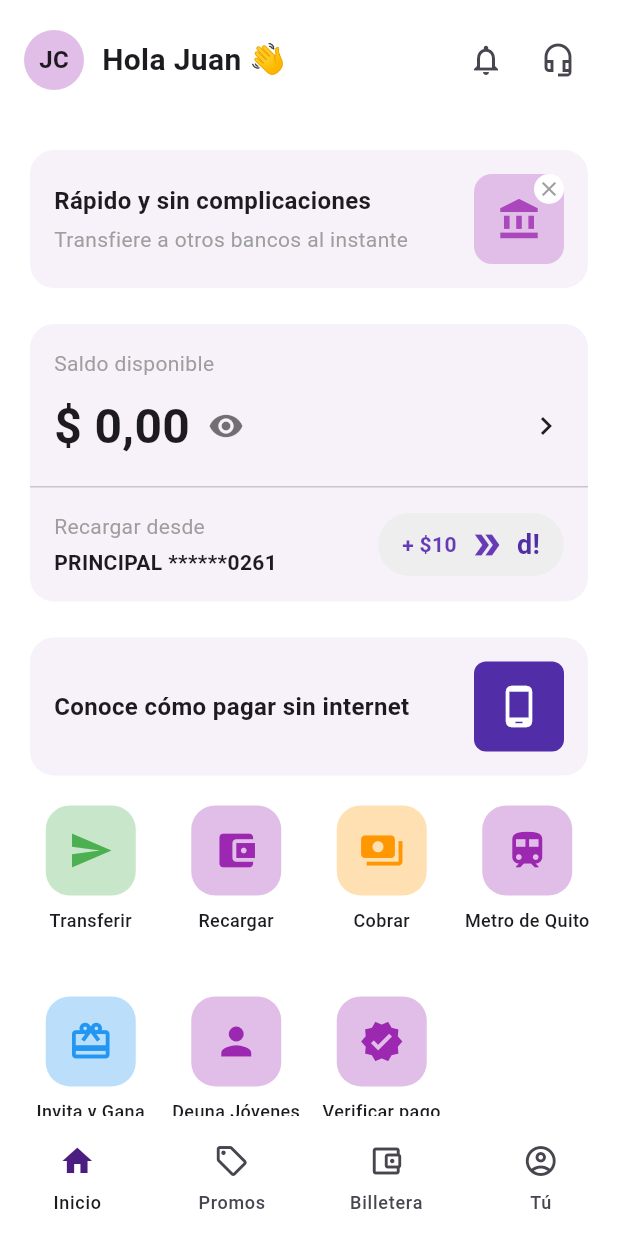
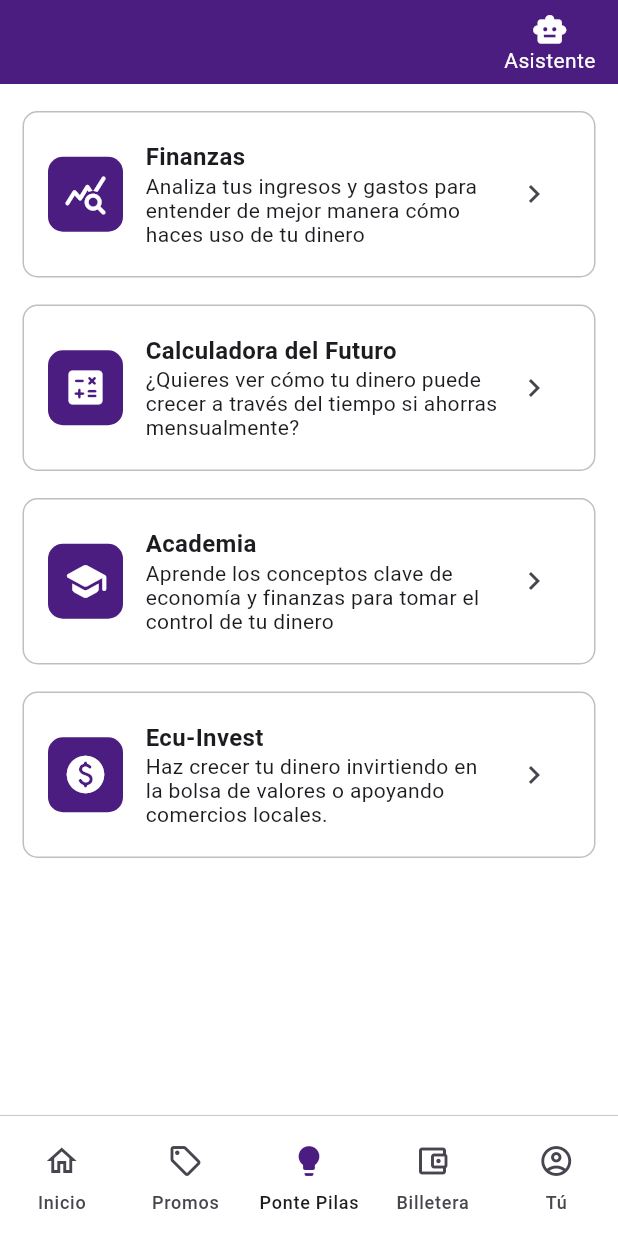
Before and after one commit to DanielAlexander27/hackathon-v2-deuna, a Flutter app: the screen it shows after launch, on a phone screen of 412 x 824 dp. Run offline on Flutter 3.47's test engine with Material 3 defaults, Android fonts, the phone set to English and light mode, and no system bars; our stand-ins replace flutter_riverpod, go_router, riverpod_annotation; generated files the repository leaves out were written again.

Commit message:
PontePilasView added.

```diff
--- a/lib/router/app_router/app_router.dart
+++ b/lib/router/app_router/app_router.dart
@@ -16,14 +16,14 @@ GoRouter appRouter(Ref ref) {
 
   return GoRouter(
     navigatorKey: rootNavigatorKey,
-    initialLocation: PrincipalDestinations.banking.path,
+    initialLocation: Destinations.pontePilas.path,
     routes: [
       ShellRoute(
         navigatorKey: shellNavigatorKey,
         builder: (context, state, child) => HomeScreen(child: child),
         routes: [
           GoRoute(
-            path: PrincipalDestinations.banking.path,
+            path: Destinations.banking.path,
             pageBuilder:
                 (context, state) => CustomTransitionPage(
                   child: const BankingView(),
@@ -31,7 +31,7 @@ GoRouter appRouter(Ref ref) {
                 ),
           ),
           GoRoute(
-            path: PrincipalDestinations.promotions.path,
+            path: Destinations.promotions.path,
             pageBuilder:
                 (context, state) => CustomTransitionPage(
                   child: const PromotionsView(),
@@ -39,7 +39,29 @@ GoRouter appRouter(Ref ref) {
                 ),
           ),
           GoRoute(
-            path: PrincipalDestinations.wallet.path,
+            path: Destinations.pontePilas.path,
+            pageBuilder:
+                (context, state) => CustomTransitionPage(
+                  child: const PontePilasView(),
+                  transitionsBuilder: (context, _, __, child) => child,
+                ),
+            routes: [
+              GoRoute(
+                path: Destinations.chatbot.path,
+                name: Destinations.chatbot.path,
+                parentNavigatorKey: rootNavigatorKey,
+                builder: (context, state) => ChatbotScreen(),
+              ),
+              GoRoute(
+                path: Destinations.futureCalculator.path,
+                name: Destinations.futureCalculator.path,
+                parentNavigatorKey: rootNavigatorKey,
+                builder: (context, state) => FutureCalculatorScreen(),
+              ),
+            ],
+          ),
+          GoRoute(
+            path: Destinations.wallet.path,
             pageBuilder:
                 (context, state) => CustomTransitionPage(
                   child: const WalletView(),
@@ -47,7 +69,7 @@ GoRouter appRouter(Ref ref) {
                 ),
           ),
           GoRoute(
-            path: PrincipalDestinations.profile.path,
+            path: Destinations.profile.path,
             pageBuilder:
                 (context, state) => CustomTransitionPage(
                   child: const ProfileView(),
--- a/lib/router/destinations/bottom_nav_bar_destinations.dart
+++ b/lib/router/destinations/bottom_nav_bar_destinations.dart
@@ -5,25 +5,31 @@ import 'destinations.dart';
 
 enum BottomNavBarDestination {
   banking(
-    destination: PrincipalDestinations.banking,
+    destination: Destinations.banking,
     icon: Icons.home_outlined,
     selectedIcon: Icons.home,
     name: 'Inicio',
   ),
   promotions(
-    destination: PrincipalDestinations.promotions,
+    destination: Destinations.promotions,
     icon: Icons.local_offer_outlined,
     selectedIcon: Icons.local_offer,
     name: 'Promos',
   ),
+  pontePilas(
+    destination: Destinations.pontePilas,
+    icon: Icons.lightbulb_outline,
+    selectedIcon: Icons.lightbulb,
+    name: 'Ponte Pilas',
+  ),
   wallet(
-    destination: PrincipalDestinations.wallet,
+    destination: Destinations.wallet,
     icon: Icons.account_balance_wallet_outlined,
     selectedIcon: Icons.account_balance_wallet,
     name: 'Billetera',
   ),
   profile(
-    destination: PrincipalDestinations.profile,
+    destination: Destinations.profile,
     icon: Icons.account_circle_outlined,
     selectedIcon: Icons.account_circle,
     name: 'Tú',
--- a/lib/router/destinations/destinations.dart
+++ b/lib/router/destinations/destinations.dart
@@ -1,9 +1,16 @@
 import 'route.dart';
 
-class PrincipalDestinations {
+class Destinations {
   // views in the home screen
   static const banking = DestinationRoute(path: '/banking');
   static const promotions = DestinationRoute(path: '/promotions');
+  static const pontePilas = DestinationRoute(path: '/ponte-pilas');
   static const wallet = DestinationRoute(path: '/wallet');
   static const profile = DestinationRoute(path: '/profile');
+
+  static const chatbot = DestinationRoute(path: 'chatbot');
+  static const financeAnalysis = DestinationRoute(path: 'finance-analysis');
+  static const futureCalculator = DestinationRoute(path: 'future-calculator');
+  static const academy = DestinationRoute(path: 'academy');
+  static const ecuInvest = DestinationRoute(path: 'ecu-invest');
 }
--- /dev/null
+++ b/lib/ui/screens/chatbot/chatbot_screen.dart
@@ -0,0 +1,13 @@
+import 'package:flutter/material.dart';
+
+class ChatbotScreen extends StatelessWidget {
+  const ChatbotScreen({super.key});
+
+  @override
+  Widget build(BuildContext context) {
+    return Scaffold(
+      appBar: AppBar(),
+      body: Column(),
+    );
+  }
+}
--- /dev/null
+++ b/lib/ui/screens/future_calculator/future_calculator_screen.dart
@@ -0,0 +1,38 @@
+import 'package:flutter/material.dart';
+import 'package:hackathon_v2_deuna/ui/styles/app_colors.dart';
+
+class FutureCalculatorScreen extends StatelessWidget {
+  const FutureCalculatorScreen({super.key});
+
+  @override
+  Widget build(BuildContext context) {
+    return Scaffold(
+      backgroundColor: Colors.white,
+      appBar: AppBar(
+        backgroundColor: AppColors.purple,
+        foregroundColor: Colors.white,
+        title: Text(
+          'Calculadora del Futuro',
+          style: TextStyle(fontWeight: FontWeight.bold, fontSize: 20),
+        ),
+      ),
+      body: Column(
+        children: [
+          Text(
+            'Balance Inicial',
+            style: TextStyle(fontWeight: FontWeight.bold),
+          ),
+          // Container(child: Row(children: [
+          //     Container(child: Text('$'),)
+          //   ],)),
+          TextField(
+            decoration: InputDecoration(
+              icon: Container(),
+              border: OutlineInputBorder(),
+            ),
+          ),
+        ],
+      ),
+    );
+  }
+}
--- a/lib/ui/screens/home/home_screen.dart
+++ b/lib/ui/screens/home/home_screen.dart
@@ -1,5 +1,6 @@
 import 'package:flutter/material.dart';
 import 'package:go_router/go_router.dart';
+import 'package:hackathon_v2_deuna/router/destinations/destinations.dart';
 import 'package:hackathon_v2_deuna/ui/styles/app_colors.dart';
 
 import '../../../router/destinations/bottom_nav_bar_destinations.dart';
@@ -14,16 +15,34 @@ class HomeScreen extends StatefulWidget {
 }
 
 class _HomeScreenState extends State<HomeScreen> {
-  int selectedIndex = 0;
+  int selectedIndex = 2;
 
   @override
   Widget build(BuildContext context) {
     return Scaffold(
-      backgroundColor: Colors.white,
-      body: widget.child,
+      appBar:
+          _displayAppBar
+              ? AppBar(
+                backgroundColor: AppColors.purple,
+                actions: [AssistantIcon(), SizedBox(width: 10)],
+              )
+              : null,
+      backgroundColor: Colors.white, // Color.fromRGBO(250, 250, 250, 1),
+      body: Container(
+        decoration: BoxDecoration(
+          border: Border(
+            bottom: BorderSide(
+              color: Colors.black.withValues(alpha: 0.2),
+              width: 0.75,
+            ),
+          ),
+        ),
+        child: widget.child,
+      ),
       bottomNavigationBar: NavigationBar(
+        elevation: 10,
         indicatorColor: Colors.transparent,
-        backgroundColor: Colors.transparent,
+        backgroundColor: Colors.white,
         selectedIndex: selectedIndex,
         onDestinationSelected: (value) {
           selectedIndex = value;
@@ -46,4 +65,36 @@ class _HomeScreenState extends State<HomeScreen> {
       ),
     );
   }
+
+  bool get _displayAppBar {
+    final currentBottomNavBarDestination =
+        BottomNavBarDestination.values[selectedIndex];
+
+    return currentBottomNavBarDestination == BottomNavBarDestination.pontePilas;
+  }
 }
+
+class AssistantIcon extends StatelessWidget {
+  const AssistantIcon({super.key});
+
+  @override
+  Widget build(BuildContext context) {
+    return InkWell(
+      splashColor: Colors.white.withValues(alpha: 0.1),
+      borderRadius: BorderRadius.circular(100),
+      onTap: () {
+        context.goNamed(Destinations.chatbot.path);
+      },
+      child: Padding(
+        padding: const EdgeInsets.all(5.0),
+        child: Column(
+          mainAxisSize: MainAxisSize.min,
+          children: [
+            Icon(Icons.smart_toy, color: Colors.white),
+            Text('Asistente', style: TextStyle(color: Colors.white, height: 0)),
+          ],
+        ),
+      ),
+    );
+  }
+}
--- a/lib/ui/screens/screens.dart
+++ b/lib/ui/screens/screens.dart
@@ -1 +1,3 @@
 export './home/home_screen.dart';
+export './chatbot/chatbot_screen.dart';
+export './future_calculator/future_calculator_screen.dart';
--- a/lib/ui/styles/app_colors.dart
+++ b/lib/ui/styles/app_colors.dart
@@ -2,4 +2,5 @@ import 'dart:ui';
 
 class AppColors {
   static const purple = Color.fromRGBO(76, 29, 128, 1);
+  static const green = Color.fromRGBO(42, 197, 153, 1);
 }
--- /dev/null
+++ b/lib/ui/views/ponte_pilas/ponte_pilas_view.dart
@@ -0,0 +1,51 @@
+import 'package:flutter/material.dart';
+import 'package:hackathon_v2_deuna/ui/views/ponte_pilas/widgets/ponte_pilas_feature_item.dart';
+
+import '../../../router/destinations/destinations.dart';
+
+class PontePilasView extends StatelessWidget {
+  const PontePilasView({super.key});
+
+  @override
+  Widget build(BuildContext context) {
+    return ListView.builder(
+      itemCount: pontePilasFeatures.length,
+      itemBuilder: (context, index) {
+        final feature = pontePilasFeatures[index];
+
+        return PontePilasFeatureItem(feature: feature);
+      },
+    );
+  }
+}
+
+const pontePilasFeatures = [
+  PontePilasFeature(
+    title: 'Finanzas',
+    description:
+        'Analiza tus ingresos y gastos para entender de mejor manera cómo haces uso de tu dinero',
+    icon: Icons.query_stats_rounded,
+    destination: Destinations.futureCalculator,
+  ),
+  PontePilasFeature(
+    title: 'Calculadora del Futuro',
+    description:
+        '¿Quieres ver cómo tu dinero puede crecer a través del tiempo si ahorras mensualmente?',
+    icon: Icons.calculate_rounded,
+    destination: Destinations.futureCalculator,
+  ),
+  PontePilasFeature(
+    title: 'Academia',
+    description:
+        'Aprende los conceptos clave de economía y finanzas para tomar el control de tu dinero',
+    icon: Icons.school_rounded,
+    destination: Destinations.academy,
+  ),
+  PontePilasFeature(
+    title: 'Ecu-Invest',
+    description:
+        'Haz crecer tu dinero invirtiendo en la bolsa de valores o apoyando comercios locales.',
+    icon: Icons.paid_rounded,
+    destination: Destinations.ecuInvest
+  ),
+];
--- /dev/null
+++ b/lib/ui/views/ponte_pilas/widgets/ponte_pilas_feature_item.dart
@@ -0,0 +1,83 @@
+import 'package:flutter/material.dart';
+import 'package:go_router/go_router.dart';
+import 'package:hackathon_v2_deuna/ui/styles/app_colors.dart';
+
+import '../../../../router/destinations/route.dart';
+
+class PontePilasFeatureItem extends StatelessWidget {
+  final PontePilasFeature feature;
+
+  const PontePilasFeatureItem({super.key, required this.feature});
+
+  @override
+  Widget build(BuildContext context) {
+    return Container(
+      margin: EdgeInsets.only(left: 15, right: 15, top: 18),
+      child: InkWell(
+        borderRadius: BorderRadius.circular(10),
+        onTap: () => context.goNamed(feature.destination.path),
+        child: Ink(
+          decoration: BoxDecoration(
+            border: Border.all(color: Colors.black.withValues(alpha: 0.25)),
+            borderRadius: BorderRadius.circular(10),
+          ),
+          child: Padding(
+            padding: const EdgeInsets.symmetric(vertical: 20.0, horizontal: 16),
+            child: Row(
+              children: [
+                Container(
+                  width: 50,
+                  height: 50,
+                  decoration: BoxDecoration(
+                    color: AppColors.purple,
+                    borderRadius: BorderRadius.circular(10),
+                  ),
+                  child: Icon(feature.icon, color: Colors.white, size: 30),
+                ),
+                SizedBox(width: 15),
+                Expanded(
+                  child: Column(
+                    crossAxisAlignment: CrossAxisAlignment.start,
+                    children: [
+                      Text(
+                        feature.title,
+                        style: TextStyle(
+                          fontWeight: FontWeight.bold,
+                          fontSize: 16,
+                          height: 0,
+                        ),
+                      ),
+                      SizedBox(height: 2),
+                      Text(
+                        feature.description,
+                        maxLines: 3,
+                        overflow: TextOverflow.ellipsis,
+                        style: TextStyle(height: 0),
+                      ),
+                    ],
+                  ),
+                ),
+                // SizedBox(width: 10),
+                IconButton(onPressed: () {}, icon: Icon(Icons.chevron_right)),
+              ],
+            ),
+          ),
+        ),
+      ),
+    );
+  }
+}
+
+class PontePilasFeature {
+  final String title;
+  final String description;
+  final IconData icon;
+  final DestinationRoute destination;
+
+  const PontePilasFeature({
+    required this.title,
+    required this.description,
+    required this.icon,
+    required this.destination,
+  });
+}
--- a/lib/ui/views/views.dart
+++ b/lib/ui/views/views.dart
@@ -2,3 +2,4 @@ export './banking/banking_view.dart';
 export './profile/profile_view.dart';
 export './promotions/promotions_view.dart';
 export './wallet/wallet_view.dart';
+export './ponte_pilas/ponte_pilas_view.dart';
```
Also changed, not shown: lib/router/app_router/app_router.g.dart.
